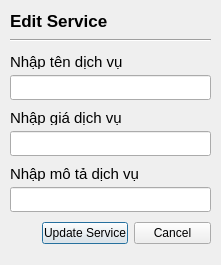
Old version of the form Pbl2/Editservice.ui in the repository TrisMinh/PBL2.
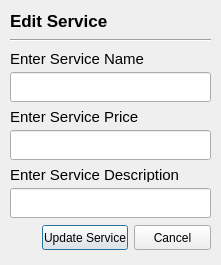
New version of the form.

Diff of the .ui file:
```diff
--- a/Pbl2/Editservice.ui
+++ b/Pbl2/Editservice.ui
@@ -45,7 +45,7 @@
     <string>Edit Service</string>
    </property>
   </widget>
-  <widget class="QWidget" name="">
+  <widget class="QWidget" name="layoutWidget">
    <property name="geometry">
     <rect>
      <x>10</x>
@@ -71,7 +71,7 @@
          </font>
         </property>
         <property name="text">
-         <string>Nhập tên dịch vụ</string>
+         <string>Enter Service Name</string>
         </property>
        </widget>
       </item>
@@ -80,7 +80,7 @@
         <property name="minimumSize">
          <size>
           <width>0</width>
-          <height>25</height>
+          <height>30</height>
          </size>
         </property>
         <property name="placeholderText">
@@ -106,7 +106,7 @@
          </font>
         </property>
         <property name="text">
-         <string>Nhập giá dịch vụ</string>
+         <string>Enter Service Price</string>
         </property>
        </widget>
       </item>
@@ -115,7 +115,7 @@
         <property name="minimumSize">
          <size>
           <width>0</width>
-          <height>25</height>
+          <height>30</height>
          </size>
         </property>
         <property name="placeholderText">
@@ -141,7 +141,7 @@
          </font>
         </property>
         <property name="text">
-         <string>Nhập mô tả dịch vụ</string>
+         <string>Enter Service Description</string>
         </property>
        </widget>
       </item>
@@ -150,7 +150,7 @@
         <property name="minimumSize">
          <size>
           <width>0</width>
-          <height>25</height>
+          <height>30</height>
          </size>
         </property>
         <property name="placeholderText">
@@ -182,7 +182,7 @@
           <property name="minimumSize">
            <size>
             <width>55</width>
-            <height>18</height>
+            <height>25</height>
            </size>
           </property>
           <property name="styleSheet">
@@ -199,7 +199,7 @@
            <string>Update Service</string>
           </property>
           <property name="checkable">
-           <bool>true</bool>
+           <bool>false</bool>
           </property>
          </widget>
         </item>
@@ -208,7 +208,7 @@
           <property name="minimumSize">
            <size>
             <width>18</width>
-            <height>18</height>
+            <height>25</height>
            </size>
           </property>
           <property name="styleSheet">
```
Left out of the diff: 21 changed lines with no effect on the pictures.
